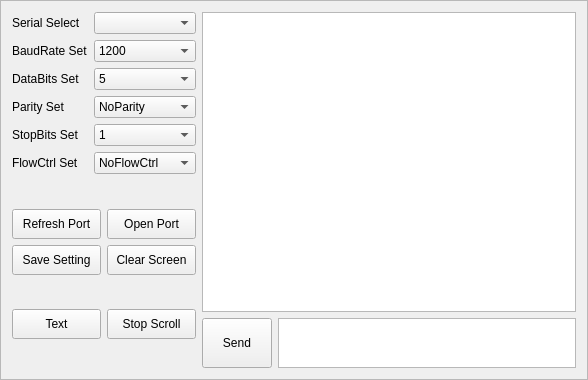
Before: the Qt Designer form SerialPortHelper.ui in shirisheng/MyModbusModule, drawn with Qt 5.
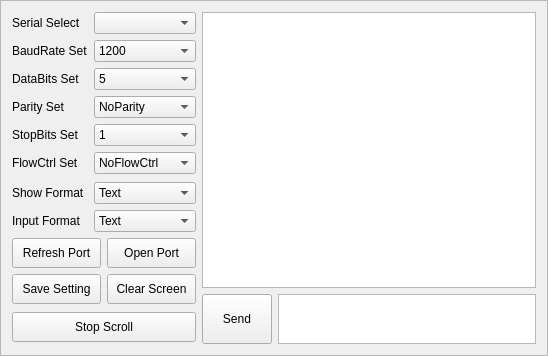
After: the same form once the commit is applied.

```diff
--- a/SerialPortHelper.ui
+++ b/SerialPortHelper.ui
@@ -6,8 +6,8 @@
    <rect>
     <x>0</x>
     <y>0</y>
-    <width>588</width>
-    <height>380</height>
+    <width>548</width>
+    <height>356</height>
    </rect>
   </property>
   <property name="windowTitle">
@@ -24,6 +24,20 @@
     <layout class="QVBoxLayout" name="verticalLayout_2">
      <item>
       <layout class="QGridLayout" name="gridLayout">
+       <item row="7" column="1">
+        <widget class="QComboBox" name="showFormatComboBox">
+         <item>
+          <property name="text">
+           <string>Text</string>
+          </property>
+         </item>
+         <item>
+          <property name="text">
+           <string>Row Data</string>
+          </property>
+         </item>
+        </widget>
+       </item>
        <item row="1" column="1">
         <widget class="QComboBox" name="baudRateSetComboBox">
          <item>
@@ -199,24 +213,52 @@
          </item>
         </widget>
        </item>
+       <item row="8" column="1">
+        <widget class="QComboBox" name="inputFormatComboBox">
+         <item>
+          <property name="text">
+           <string>Text</string>
+          </property>
+         </item>
+         <item>
+          <property name="text">
+           <string>Hex</string>
+          </property>
+         </item>
+        </widget>
+       </item>
+       <item row="7" column="0">
+        <widget class="QLabel" name="label_7">
+         <property name="text">
+          <string>Show Format</string>
+         </property>
+        </widget>
+       </item>
+       <item row="8" column="0">
+        <widget class="QLabel" name="label_8">
+         <property name="text">
+          <string>Input Format</string>
+         </property>
+        </widget>
+       </item>
+       <item row="6" column="0">
+        <spacer name="verticalSpacer_4">
+         <property name="orientation">
+          <enum>Qt::Vertical</enum>
+         </property>
+         <property name="sizeHint" stdset="0">
+          <size>
+           <width>20</width>
+           <height>40</height>
+          </size>
+         </property>
+        </spacer>
+       </item>
       </layout>
      </item>
-     <item>
-      <spacer name="verticalSpacer">
-       <property name="orientation">
-        <enum>Qt::Vertical</enum>
-       </property>
-       <property name="sizeHint" stdset="0">
-        <size>
-         <width>20</width>
-         <height>40</height>
-        </size>
-       </property>
-      </spacer>
-     </item>
      <item>
       <layout class="QGridLayout" name="gridLayout_3">
-       <item row="0" column="1">
+       <item row="2" column="1">
         <widget class="QPushButton" name="openSerialButton">
          <property name="sizePolicy">
           <sizepolicy hsizetype="Minimum" vsizetype="Maximum">
@@ -244,7 +286,7 @@
          </property>
         </widget>
        </item>
-       <item row="0" column="0">
+       <item row="2" column="0">
         <widget class="QPushButton" name="refreshSerialButton">
          <property name="sizePolicy">
           <sizepolicy hsizetype="Minimum" vsizetype="Maximum">
@@ -269,7 +311,7 @@
          </property>
         </widget>
        </item>
-       <item row="1" column="0">
+       <item row="3" column="0">
         <widget class="QPushButton" name="saveSettingButton">
          <property name="sizePolicy">
           <sizepolicy hsizetype="Minimum" vsizetype="Maximum">
@@ -288,7 +330,7 @@
          </property>
         </widget>
        </item>
-       <item row="1" column="1">
+       <item row="3" column="1">
         <widget class="QPushButton" name="clearScreenButton">
          <property name="sizePolicy">
           <sizepolicy hsizetype="Minimum" vsizetype="Maximum">
@@ -325,34 +367,6 @@
      <item>
       <layout class="QGridLayout" name="gridLayout_4">
        <item row="0" column="0">
-        <widget class="QPushButton" name="showModeButton">
-         <property name="sizePolicy">
-          <sizepolicy hsizetype="Minimum" vsizetype="Maximum">
-           <horstretch>0</horstretch>
-           <verstretch>0</verstretch>
-          </sizepolicy>
-         </property>
-         <property name="minimumSize">
-          <size>
-           <width>0</width>
-           <height>30</height>
-          </size>
-         </property>
-         <property name="maximumSize">
-          <size>
-           <width>16777215</width>
-           <height>16777215</height>
-          </size>
-         </property>
-         <property name="text">
-          <string>Text</string>
-         </property>
-         <property name="checkable">
-          <bool>true</bool>
-         </property>
-        </widget>
-       </item>
-       <item row="0" column="1">
         <widget class="QPushButton" name="stopScrollButton">
          <property name="sizePolicy">
           <sizepolicy hsizetype="Minimum" vsizetype="Maximum">
```
Left out of the diff: 66 changed lines with no effect on the pictures.
